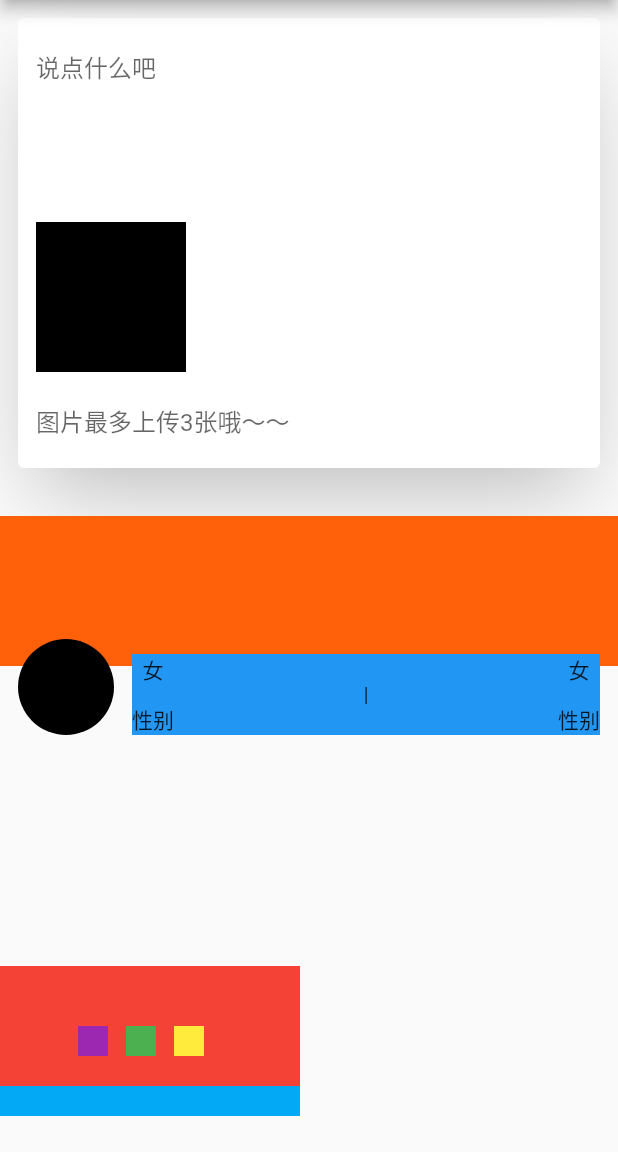
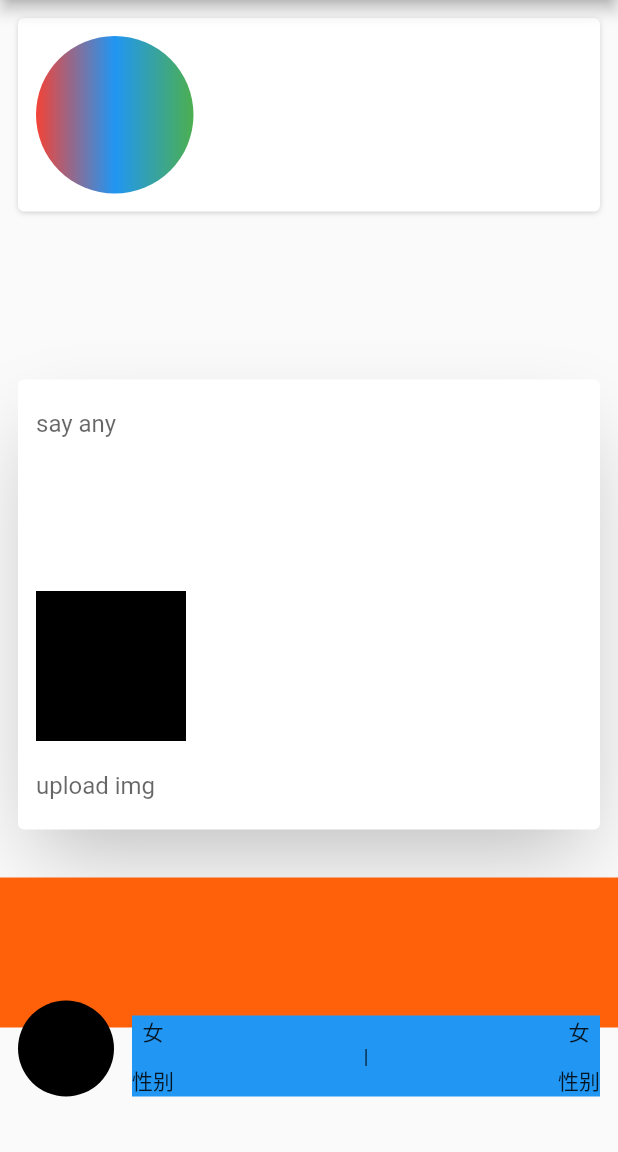
Before and after one commit to Not996NotOT/tailwindcss_build, a Flutter app: the screen it shows after launch, on a phone screen of 412 x 824 dp, the part 84-1236 px from its top. Run offline on Flutter 3.47's test engine with Material 2 defaults, Android fonts, the phone set to English and light mode, and no system bars.

```diff
--- a/example/lib/main.dart
+++ b/example/lib/main.dart
@@ -83,13 +83,36 @@ class _MyHomePageState extends State<MyHomePage> {
         body: ListView(
           children: [
             Div([
+              Img("")
+                  .h(100)
+                  .w(100)
+                  .roundedFull()
+                  .asDiv()
+                  .center()
+                  .h(105)
+                  .w(105)
+                  .roundedFull()
+                  .from(Colors.red)
+                  .via(Colors.blue)
+                  .to(Colors.green)
+                  .build()
+            ])
+                .rounded()
+                .shadow()
+                .bg(Colors.white)
+                .p(12)
+                .m(12)
+                .w(wFull)
+                .mb(100)
+                .build(),
+            Div([
               Div([
                 Div([
-                  Input("", placeholder: "说点什么吧").build(),
+                  Input("", placeholder: "say any").build(),
                 ]).build(),
                 Div([
                   Div([]).h(100).w(100).bg(Colors.black).build(),
-                  Input("", placeholder: "图片最多上传3张哦～～").build(),
+                  Input("", placeholder: "upload img").build(),
                 ]).flexCol().gap(12).build()
               ])
                   .flex()
@@ -182,204 +205,204 @@ class _MyHomePageState extends State<MyHomePage> {
                 .w(200)
                 .h(100)
                 .bg(Colors.red)
-                .build()
-            // Div([
-            //   GradientText(
-            //     text: "Welcome",
-            //     gradient: LinearGradient(colors: [
-            //       Colors.green.shade300,
-            //       Colors.blue.shade700,
-            //     ]),
-            //     style: const TextStyle(fontSize: 32.0),
-            //   ),
-            //   Div([
-            //     Input("", placeholder: "请输入姓名")
-            //         .placeholder()
-            //         .fontBold()
-            //         .text(size: 14, color: Colors.red.withOpacity(0.3))
-            //         .asInput()
-            //         .text(size: 14, color: Colors.black)
-            //         .asDiv()
-            //         .roundedFull()
-            //         .px(12)
-            //         .shadow2xl()
-            //         .bg(Colors.white)
-            //         .hFull()
-            //         .wFull()
-            //         .build()
-            //   ])
-            //       .roundedFull()
-            //       .from(Colors.blue)
-            //       .to(Colors.purple)
-            //       .w(200)
-            //       .h(32)
-            //       .p(2)
-            //       .build(),
-            //   Span("提交")
-            //       .text(color: Colors.white)
-            //       .asDiv()
-            //       .from(Colors.blue)
-            //       .to(Colors.purple)
-            //       .bgGradientToBR()
-            //       .w(80)
-            //       .textCenter()
-            //       .px(12)
-            //       .py(8)
-            //       .center()
-            //       .roundedFull()
-            //       .build()
-            // ]).flex().flexRow().itemsCenter().gap(12).m(12).build(),
-            // // Div(List.generate(
-            // //         4,
-            // //         (index) => Div([])
-            // //             .bg(Colors.yellow)
-            // //             .shadowXl()
-            // //             .roundedLg()
-            // //             .build()))
-            // //     .h(1200)
-            // //     .m(12)
-            // //     .grid()
-            // //     .gridCols(2)
-            // //     .aspect(2/1)
-            // //     .gapX(16)
-            // //     .gapY(16)
-            // //     .build(),
-            // Div([
-            //   Span("button")
-            //       .fontBold()
-            //       .textBase()
-            //       .text(color: Colors.white)
-            //       .asDiv()
-            //       .flex()
-            //       .justifyCenter()
-            //       .w(100)
-            //       .px(8)
-            //       .py(4)
-            //       .m(8)
-            //       .shadow2xl()
-            //       .bg(Colors.blue)
-            //       .rounded()
-            //       .build(),
-            // ]).build(),
-            // Span("Grid").fontBold().textLg().build(),
-            // Div([
-            //   Span("Grid Template Columns").fontBold().textLg().build(),
-            //   Div([
-            //     Span("item1")
-            //         .italic()
-            //         .asDiv()
-            //         .bg(Colors.red)
-            //         .itemsCenter()
-            //         .justifyCenter()
-            //         .build(),
-            //     Span("item2")
-            //         .italic()
-            //         .asDiv()
-            //         .bg(Colors.green)
-            //         .itemsCenter()
-            //         .justifyCenter()
-            //         .build(),
-            //     Span("item3")
-            //         .italic()
-            //         .asDiv()
-            //         .bg(Colors.blue)
-            //         .itemsCenter()
-            //         .justifyCenter()
-            //         .build(),
-            //     Span("item4")
-            //         .italic()
-            //         .asDiv()
-            //         .bg(Colors.pink)
-            //         .itemsCenter()
-            //         .justifyCenter()
-            //         .build(),
-            //     Span("item1")
-            //         .italic()
-            //         .asDiv()
-            //         .bg(Colors.red)
-            //         .itemsCenter()
-            //         .justifyCenter()
-            //         .build(),
-            //     Span("item2")
-            //         .italic()
-            //         .asDiv()
-            //         .bg(Colors.green)
-            //         .itemsCenter()
-            //         .justifyCenter()
-            //         .build(),
-            //     Span("item3")
-            //         .italic()
-            //         .asDiv()
-            //         .bg(Colors.blue)
-            //         .itemsCenter()
-            //         .justifyCenter()
-            //         .build(),
-            //   ])
-            //       .grid()
-            //       .h(300)
-            //       .gapX(20)
-            //       .gapY(10)
-            //       .gridCols(4)
-            //       .aspect(3 / 6)
-            //       .build()
-            // ]).flex().flexCol().gap(12).build(),
-            // Span("Typography").fontBold().textLg().build(),
-            // Div([
-            //   Span("Font Size").fontBold().textLg().build(),
-            //   Span("XS").textXs().build(),
-            //   Span("SM").textSm().build(),
-            //   Span("Base").textBase().build(),
-            //   Span("LG").textLg().build(),
-            //   Span("XL").textXl().build(),
-            //   Span("2XL").text2xl().build(),
-            //   Span("Custom Size").textSize(30).build(),
-            //   Span("Font Example")
-            //       .fontBold()
-            //       .fontMedium()
-            //       .lineClamp2()
-            //       .leading3()
-            //       .italic()
-            //       .build()
-            // ]).flexCol().mt(40).gap(12).build(),
-            // Div([
-            //   Span("Font Style").fontBold().textLg().build(),
-            //   Span("Italic").italic().build(),
-            //   Span("NoItalic").noItalic().build(),
-            // ]).flex().flexCol().gap(12).my(40).build(),
-            // Span("Flexbox ").fontBold().textLg().build(),
-            // Div([
-            //   Div([
-            //     Div([
-            //       Icon(Icons.search),
-            //       Span("item1")
-            //           .italic()
-            //           .fontBold()
-            //           .text(color: Colors.white)
-            //           .build()
-            //     ])
-            //         .boder(color: Colors.blue, width: 2)
-            //         .from(Colors.red)
-            //         .via(Colors.green)
-            //         .to(Colors.blue)
-            //         .bgGradientToT()
-            //         .roundedFull()
-            //         .flexRow()
-            //         .gap(12)
-            //         .itemsCenter()
-            //         .justifyCenter()
-            //         .h(32)
-            //         .w(200)
-            //         .event()
-            //         .onTap(() => print("123"))
-            //         .build(),
-            //     Span("item2").build()
-            //   ]).flex().flexRow().gap(12).build(),
-            //   Div([Span("item1").build(), Span("item2").build()])
-            //       .flex()
-            //       .flexCol()
-            //       .gap(12)
-            //       .build()
-            // ]).build()
+                .build(),
+            Div([
+              GradientText(
+                text: "Welcome",
+                gradient: LinearGradient(colors: [
+                  Colors.green.shade300,
+                  Colors.blue.shade700,
+                ]),
+                style: const TextStyle(fontSize: 32.0),
+              ),
+              Div([
+                Input("", placeholder: "enter your name")
+                    .placeholder()
+                    .fontBold()
+                    .text(size: 14, color: Colors.red.withOpacity(0.3))
+                    .asInput()
+                    .text(size: 14, color: Colors.black)
+                    .asDiv()
+                    .roundedFull()
+                    .px(12)
+                    .shadow2xl()
+                    .bg(Colors.white)
+                    .hFull()
+                    .wFull()
+                    .build()
+              ])
+                  .roundedFull()
+                  .from(Colors.blue)
+                  .to(Colors.purple)
+                  .w(200)
+                  .h(32)
+                  .p(2)
+                  .build(),
+              Span("提交")
+                  .text(color: Colors.white)
+                  .asDiv()
+                  .from(Colors.blue)
+                  .to(Colors.purple)
+                  .bgGradientToBR()
+                  .w(80)
+                  .textCenter()
+                  .px(12)
+                  .py(8)
+                  .center()
+                  .roundedFull()
+                  .build()
+            ]).flex().flexRow().itemsCenter().gap(12).m(12).build(),
+            // Div(List.generate(
+            //         4,
+            //         (index) => Div([])
+            //             .bg(Colors.yellow)
+            //             .shadowXl()
+            //             .roundedLg()
+            //             .build()))
+            //     .h(1200)
+            //     .m(12)
+            //     .grid()
+            //     .gridCols(2)
+            //     .aspect(2/1)
+            //     .gapX(16)
+            //     .gapY(16)
+            //     .build(),
+            Div([
+              Span("button")
+                  .fontBold()
+                  .textBase()
+                  .text(color: Colors.white)
+                  .asDiv()
+                  .flex()
+                  .justifyCenter()
+                  .w(100)
+                  .px(8)
+                  .py(4)
+                  .m(8)
+                  .shadow2xl()
+                  .bg(Colors.blue)
+                  .rounded()
+                  .build(),
+            ]).build(),
+            Span("Grid").fontBold().textLg().build(),
+            Div([
+              Span("Grid Template Columns").fontBold().textLg().build(),
+              Div([
+                Span("item1")
+                    .italic()
+                    .asDiv()
+                    .bg(Colors.red)
+                    .itemsCenter()
+                    .justifyCenter()
+                    .build(),
+                Span("item2")
+                    .italic()
+                    .asDiv()
+                    .bg(Colors.green)
+                    .itemsCenter()
+                    .justifyCenter()
+                    .build(),
+                Span("item3")
+                    .italic()
+                    .asDiv()
+                    .bg(Colors.blue)
+                    .itemsCenter()
+                    .justifyCenter()
+                    .build(),
+                Span("item4")
+                    .italic()
+                    .asDiv()
+                    .bg(Colors.pink)
+                    .itemsCenter()
+                    .justifyCenter()
+                    .build(),
+                Span("item1")
+                    .italic()
+                    .asDiv()
+                    .bg(Colors.red)
+                    .itemsCenter()
+                    .justifyCenter()
+                    .build(),
+                Span("item2")
+                    .italic()
+                    .asDiv()
+                    .bg(Colors.green)
+                    .itemsCenter()
+                    .justifyCenter()
+                    .build(),
+                Span("item3")
+                    .italic()
+                    .asDiv()
+                    .bg(Colors.blue)
+                    .itemsCenter()
+                    .justifyCenter()
+                    .build(),
+              ])
+                  .grid()
+                  .h(300)
+                  .gapX(20)
+                  .gapY(10)
+                  .gridCols(4)
+                  .aspect(3 / 6)
+                  .build()
+            ]).flex().flexCol().gap(12).build(),
+            Span("Typography").fontBold().textLg().build(),
+            Div([
+              Span("Font Size").fontBold().textLg().build(),
+              Span("XS").textXs().build(),
+              Span("SM").textSm().build(),
+              Span("Base").textBase().build(),
+              Span("LG").textLg().build(),
+              Span("XL").textXl().build(),
+              Span("2XL").text2xl().build(),
+              Span("Custom Size").textSize(30).build(),
+              Span("Font Example")
+                  .fontBold()
+                  .fontMedium()
+                  .lineClamp2()
+                  .leading3()
+                  .italic()
+                  .build()
+            ]).flexCol().mt(40).gap(12).build(),
+            Div([
+              Span("Font Style").fontBold().textLg().build(),
+              Span("Italic").italic().build(),
+              Span("NoItalic").noItalic().build(),
+            ]).flex().flexCol().gap(12).my(40).build(),
+            Span("Flexbox ").fontBold().textLg().build(),
+            Div([
+              Div([
+                Div([
+                  Icon(Icons.search),
+                  Span("item1")
+                      .italic()
+                      .fontBold()
+                      .text(color: Colors.white)
+                      .build()
+                ])
+                    .boder(color: Colors.blue, width: 2)
+                    .from(Colors.red)
+                    .via(Colors.green)
+                    .to(Colors.blue)
+                    .bgGradientToT()
+                    .roundedFull()
+                    .flexRow()
+                    .gap(12)
+                    .itemsCenter()
+                    .justifyCenter()
+                    .h(32)
+                    .w(200)
+                    .event()
+                    .onTap(() => print("123"))
+                    .build(),
+                Span("item2").build()
+              ]).flex().flexRow().gap(12).build(),
+              Div([Span("item1").build(), Span("item2").build()])
+                  .flex()
+                  .flexCol()
+                  .gap(12)
+                  .build()
+            ]).build()
           ],
         ));
   }
--- a/lib/tailwindcss_build.dart
+++ b/lib/tailwindcss_build.dart
@@ -6,15 +6,18 @@ abstract class IBuildWidget {
   Widget build();
 }
 
-abstract class ISize<W> {
+abstract class IBaseSize<W> {
   double? height;
   double? width;
+  W h(double h);
+  W w(double w);
+}
+
+abstract class ISize<W> extends IBaseSize<W> {
   double? minHeight;
   double? minWidth;
   double? maxHeight;
   double? maxWidth;
-  W h(double h);
-  W w(double w);
   W wFull();
   W hFull();
   W minW(double minW);
@@ -130,7 +133,11 @@ abstract class IAspect<W> {
   W aspect(double aspectRatio);
 }
 
-abstract class IRounded<W> {
+abstract class IBaseRounded<W> {
+  W roundedFull();
+}
+
+abstract class IRounded<W> extends IBaseRounded<W> {
   double? bordertlRadius;
   double? brodertrRaidus;
   double? borderblRadius;
@@ -139,7 +146,6 @@ abstract class IRounded<W> {
   W rounded({double? borderRadius});
   W roundedMd();
   W roundedLg();
-  W roundedFull();
 }
 
 abstract class IGradientColor<W> {
@@ -1666,8 +1672,65 @@ class Input extends Span implements IOnChange<Input> {
   }
 }
 
+class Img implements IBuildWidget, IBaseSize<Img>, IBaseRounded<Img> {
+  String src;
+  Img(this.src);
+  @override
+  Widget build() {
+    var gaplessPlayback = true;
+    var img = src.isEmpty
+        ? Container()
+        : src.toLowerCase().contains("http")
+            ? Image.network(
+                src,
+                gaplessPlayback: gaplessPlayback,
+                width: width,
+                height: height,
+                fit: BoxFit.cover,
+              )
+            : Image.asset(src,
+                gaplessPlayback: gaplessPlayback,
+                width: width,
+                height: height,
+                fit: BoxFit.cover);
+    return isCircular == true ? ClipOval(child: img) : img;
+  }
+
+  @override
+  double? height;
+
+  @override
+  double? width;
+
+  @override
+  Img h(double h) {
+    height = h;
+    return this;
+  }
+
+  @override
+  Img w(double w) {
+    width = w;
+    return this;
+  }
+
+  bool? isCircular;
+
+  @override
+  Img roundedFull() {
+    isCircular = true;
+    return this;
+  }
+}
+
+extension ImgExtension on Img {
+  Div asDiv() {
+    return Div([build()]);
+  }
+}
+
 extension InputExtension on Input {
-  Div div() {
+  Div asDiv() {
     return Div([build()]);
   }
 
@@ -1677,13 +1740,13 @@ extension InputExtension on Input {
 }
 
 extension TextExtension on Text {
-  Span span() {
+  Span asSpan() {
     return Span(this.data ?? "");
   }
 }
 
 extension TextFieldExtension on TextField {
-  Div div() {
+  Div asDiv() {
     return Div([this]);
   }
 }
```
Also changed, not shown: 1 other file.
